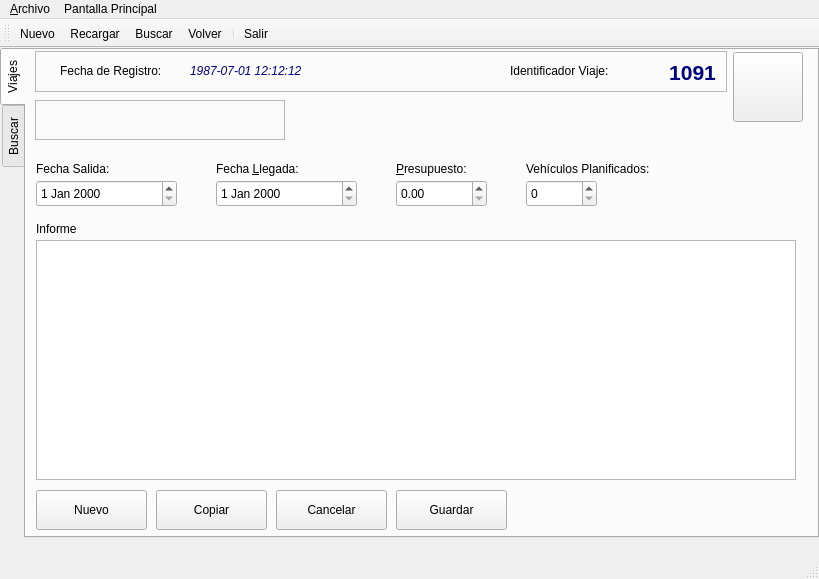
Before: the Qt Designer form aplicacion/polaris/ui/frm_viaje.ui in eduardouio/gelvsrm, drawn with Qt 5.
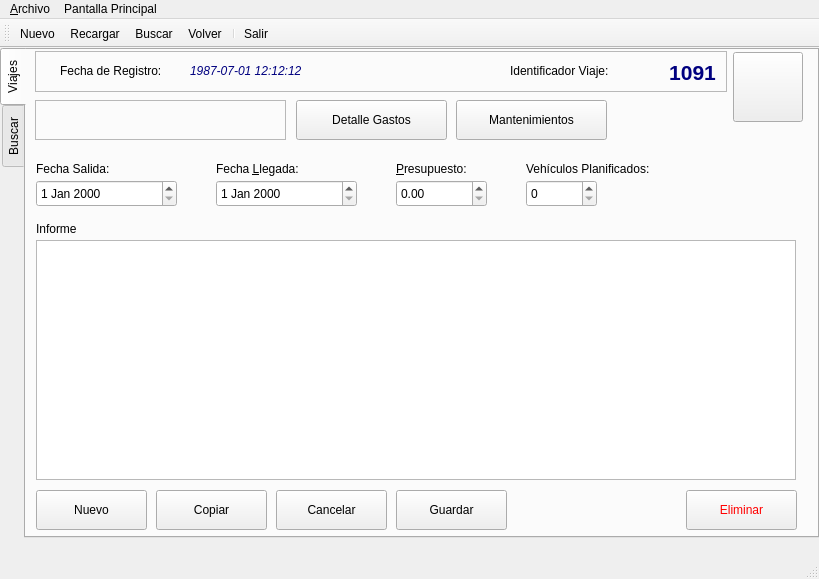
After: the same form once the commit is applied. Icons and pictures are not drawn.

Commit message: se crea la segunda ventana

The edit to the form file:
```diff
--- a/aplicacion/polaris/ui/frm_viaje.ui
+++ b/aplicacion/polaris/ui/frm_viaje.ui
@@ -560,7 +560,7 @@
        <rect>
         <x>9</x>
         <y>50</y>
-        <width>250</width>
+        <width>251</width>
         <height>40</height>
        </rect>
       </property>
@@ -571,6 +571,70 @@
        <enum>QFrame::Raised</enum>
       </property>
      </widget>
+     <widget class="QPushButton" name="btn_detalle_gastos">
+      <property name="geometry">
+       <rect>
+        <x>270</x>
+        <y>50</y>
+        <width>151</width>
+        <height>40</height>
+       </rect>
+      </property>
+      <property name="text">
+       <string>Detalle Gastos</string>
+      </property>
+      <property name="icon">
+       <iconset resource="polaris.qrc">
+        <normaloff>:/Icons/icons/view_pim_tasks.png</normaloff>
+        <normalon>:/Icons/icons/view_pim_tasks.png</normalon>:/Icons/icons/view_pim_tasks.png</iconset>
+      </property>
+     </widget>
+     <widget class="QPushButton" name="btn_eliminar">
+      <property name="geometry">
+       <rect>
+        <x>660</x>
+        <y>440</y>
+        <width>111</width>
+        <height>40</height>
+       </rect>
+      </property>
+      <property name="styleSheet">
+       <string notr="true">color: rgb(255, 0, 0);
+
+</string>
+      </property>
+      <property name="text">
+       <string>Eliminar</string>
+      </property>
+      <property name="icon">
+       <iconset>
+        <normaloff>:/Icons/icons/button_cancel.png</normaloff>
+        <normalon>:/Icons/icons/user_trash.png</normalon>:/Icons/icons/button_cancel.png</iconset>
+      </property>
+     </widget>
+     <widget class="QPushButton" name="btn_mantenimientos">
+      <property name="geometry">
+       <rect>
+        <x>430</x>
+        <y>50</y>
+        <width>151</width>
+        <height>40</height>
+       </rect>
+      </property>
+      <property name="text">
+       <string>Mantenimientos</string>
+      </property>
+      <property name="icon">
+       <iconset resource="polaris.qrc">
+        <normaloff>:/Icons/icons/polaris.png</normaloff>:/Icons/icons/polaris.png</iconset>
+      </property>
+      <property name="iconSize">
+       <size>
+        <width>20</width>
+        <height>20</height>
+       </size>
+      </property>
+     </widget>
      <zorder>frame_2</zorder>
      <zorder>frame</zorder>
      <zorder>lbl_fecha_salida</zorder>
```
Left out of the diff: 7 changed lines with no effect on the pictures. The commit also changes 3 other files.
